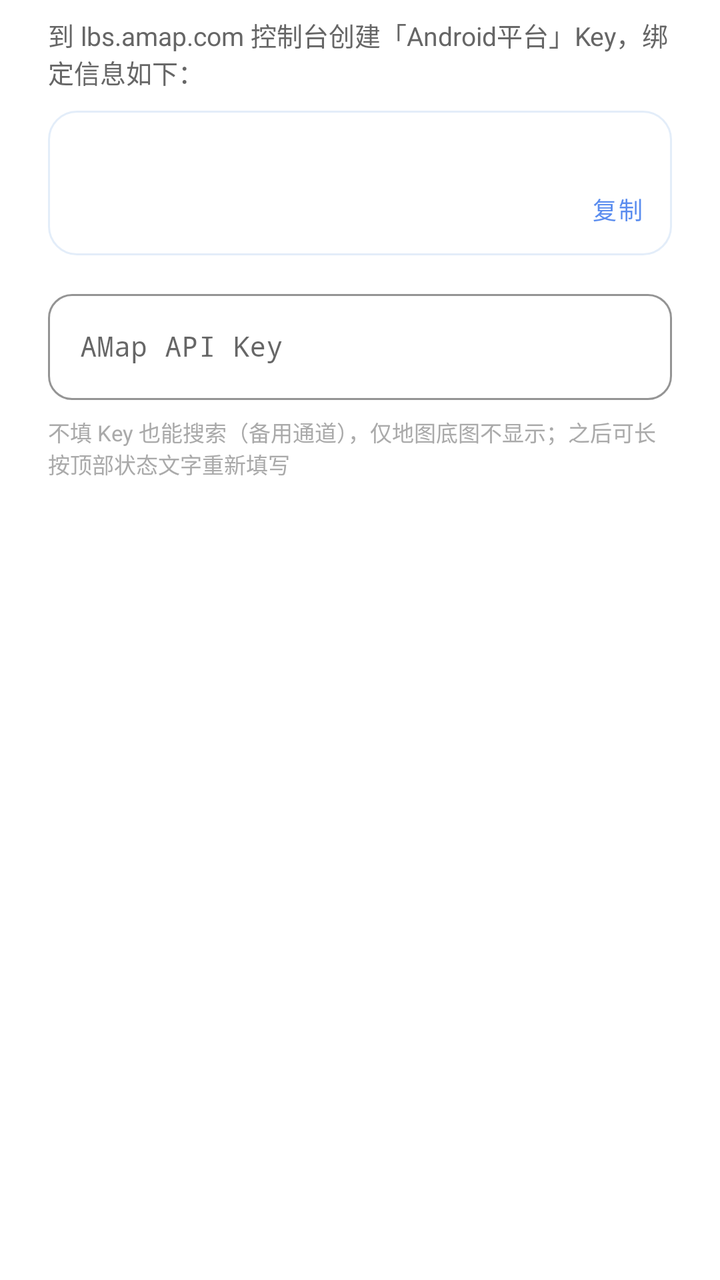
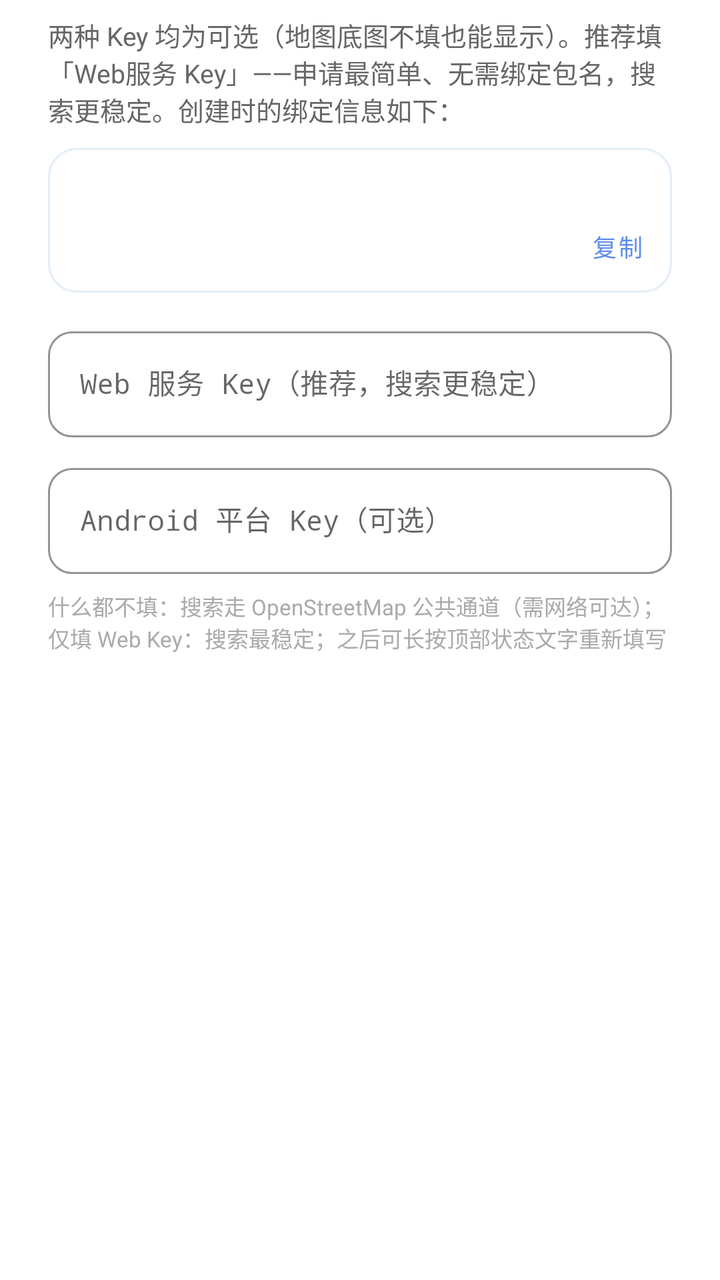

Before-and-after screenshots of an Android layout around one commit, followed by the original layout XML and the change that was made.
<!-- AndroidManifest.xml: application theme Theme.Irest -->
<!-- res/layout/dialog_api_key.xml -->
<?xml version="1.0" encoding="utf-8"?>
<LinearLayout xmlns:android="http://schemas.android.com/apk/res/android"
    xmlns:app="http://schemas.android.com/apk/res-auto"
    android:layout_width="match_parent"
    android:layout_height="wrap_content"
    android:orientation="vertical"
    android:paddingStart="24dp"
    android:paddingEnd="24dp"
    android:paddingTop="8dp">

    <TextView
        android:layout_width="match_parent"
        android:layout_height="wrap_content"
        android:text="到 lbs.amap.com 控制台创建「Android平台」Key，绑定信息如下："
        android:textColor="#666666"
        android:textSize="13sp" />

    
    <LinearLayout
        android:layout_width="match_parent"
        android:layout_height="wrap_content"
        android:layout_marginTop="10dp"
        android:background="@drawable/bg_search_dropdown"
        android:orientation="vertical"
        android:paddingStart="14dp"
        android:paddingEnd="6dp"
        android:paddingTop="10dp"
        android:paddingBottom="6dp">

        <TextView
            android:id="@+id/tv_pkg"
            android:layout_width="match_parent"
            android:layout_height="wrap_content"
            android:textColor="#444444"
            android:textSize="12sp"
            android:fontFamily="monospace" />

        <LinearLayout
            android:layout_width="match_parent"
            android:layout_height="wrap_content"
            android:layout_marginTop="4dp"
            android:gravity="center_vertical"
            android:orientation="horizontal">

            <TextView
                android:id="@+id/tv_sha1"
                android:layout_width="0dp"
                android:layout_height="wrap_content"
                android:layout_weight="1"
                android:textColor="#444444"
                android:textSize="12sp"
                android:fontFamily="monospace" />

        <com.google.android.material.button.MaterialButton
                android:id="@+id/btn_copy"
                style="@style/Widget.MaterialComponents.Button.TextButton"
                android:layout_width="wrap_content"
                android:layout_height="36dp"
                android:minWidth="0dp"
                android:text="复制"
                android:textSize="12sp"
                android:textColor="#5B8DEF" />
        </LinearLayout>
    </LinearLayout>

    
    <com.google.android.material.textfield.TextInputLayout
        style="@style/Widget.MaterialComponents.TextInputLayout.OutlinedBox"
        android:layout_width="match_parent"
        android:layout_height="wrap_content"
        android:layout_marginTop="14dp"
        android:hint="AMap API Key"
        app:boxCornerRadiusBottomEnd="12dp"
        app:boxCornerRadiusBottomStart="12dp"
        app:boxCornerRadiusTopEnd="12dp"
        app:boxCornerRadiusTopStart="12dp"
        app:boxStrokeColor="#5B8DEF">

        <com.google.android.material.textfield.TextInputEditText
            android:id="@+id/et_api_key"
            android:layout_width="match_parent"
            android:layout_height="wrap_content"
            android:inputType="text"
            android:maxLines="1"
            android:textSize="14sp"
            android:fontFamily="monospace" />
    </com.google.android.material.textfield.TextInputLayout>

    <TextView
        android:layout_width="match_parent"
        android:layout_height="wrap_content"
        android:layout_marginTop="8dp"
        android:text="不填 Key 也能搜索（备用通道），仅地图底图不显示；之后可长按顶部状态文字重新填写"
        android:textColor="#AAAAAA"
        android:textSize="11sp" />
</LinearLayout>
<!-- resources referenced by this layout -->
<resources>
  <!-- drawable bg_search_dropdown (drawable) -->
  <?xml version="1.0" encoding="utf-8"?>
  <shape xmlns:android="http://schemas.android.com/apk/res/android"
      android:shape="rectangle">
      <solid android:color="#FFFFFF" />
      <corners android:radius="14dp" />
      <stroke
          android:width="1dp"
          android:color="#E3EDF9" />
  </shape>
  <style name="Theme.Irest" parent="Theme.MaterialComponents.DayNight.NoActionBar">
          <item name="android:statusBarColor">@android:color/transparent</item>
          <item name="android:windowLightStatusBar">true</item>
  
  
      </style>
</resources>

<!-- the commit's change to res/layout/dialog_api_key.xml (unified diff, before → after) -->
@@ -11,7 +11,7 @@
     <TextView
         android:layout_width="match_parent"
         android:layout_height="wrap_content"
-        android:text="到 lbs.amap.com 控制台创建「Android平台」Key，绑定信息如下："
+        android:text="两种 Key 均为可选（地图底图不填也能显示）。推荐填「Web服务 Key」——申请最简单、无需绑定包名，搜索更稳定。创建时的绑定信息如下："
         android:textColor="#666666"
         android:textSize="13sp" />
 
@@ -69,7 +69,30 @@
         android:layout_width="match_parent"
         android:layout_height="wrap_content"
         android:layout_marginTop="14dp"
-        android:hint="AMap API Key"
+        android:hint="Web 服务 Key（推荐，搜索更稳定）"
+        app:boxCornerRadiusBottomEnd="12dp"
+        app:boxCornerRadiusBottomStart="12dp"
+        app:boxCornerRadiusTopEnd="12dp"
+        app:boxCornerRadiusTopStart="12dp"
+        app:boxStrokeColor="#5B8DEF">
+
+        <com.google.android.material.textfield.TextInputEditText
+            android:id="@+id/et_api_key_web"
+            android:layout_width="match_parent"
+            android:layout_height="wrap_content"
+            android:inputType="text"
+            android:maxLines="1"
+            android:textSize="14sp"
+            android:fontFamily="monospace" />
+    </com.google.android.material.textfield.TextInputLayout>
+
+    
+    <com.google.android.material.textfield.TextInputLayout
+        style="@style/Widget.MaterialComponents.TextInputLayout.OutlinedBox"
+        android:layout_width="match_parent"
+        android:layout_height="wrap_content"
+        android:layout_marginTop="10dp"
+        android:hint="Android 平台 Key（可选）"
         app:boxCornerRadiusBottomEnd="12dp"
         app:boxCornerRadiusBottomStart="12dp"
         app:boxCornerRadiusTopEnd="12dp"
@@ -90,7 +113,7 @@
         android:layout_width="match_parent"
         android:layout_height="wrap_content"
         android:layout_marginTop="8dp"
-        android:text="不填 Key 也能搜索（备用通道），仅地图底图不显示；之后可长按顶部状态文字重新填写"
+        android:text="什么都不填：搜索走 OpenStreetMap 公共通道（需网络可达）；仅填 Web Key：搜索最稳定；之后可长按顶部状态文字重新填写"
         android:textColor="#AAAAAA"
         android:textSize="11sp" />
 </LinearLayout>
